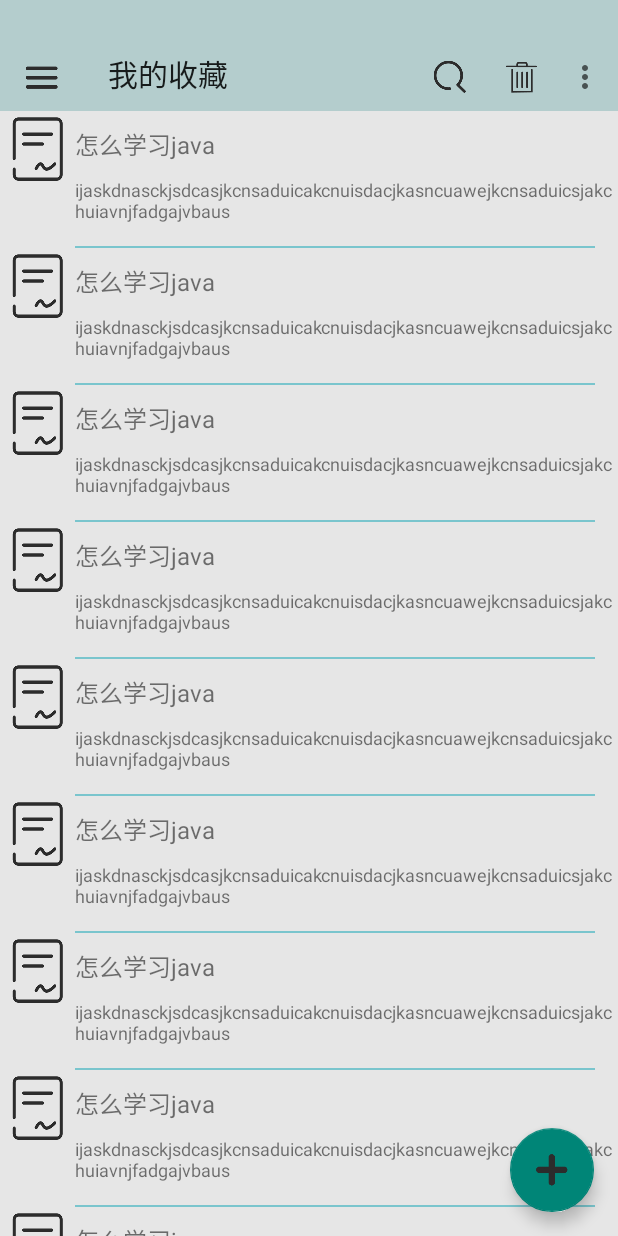
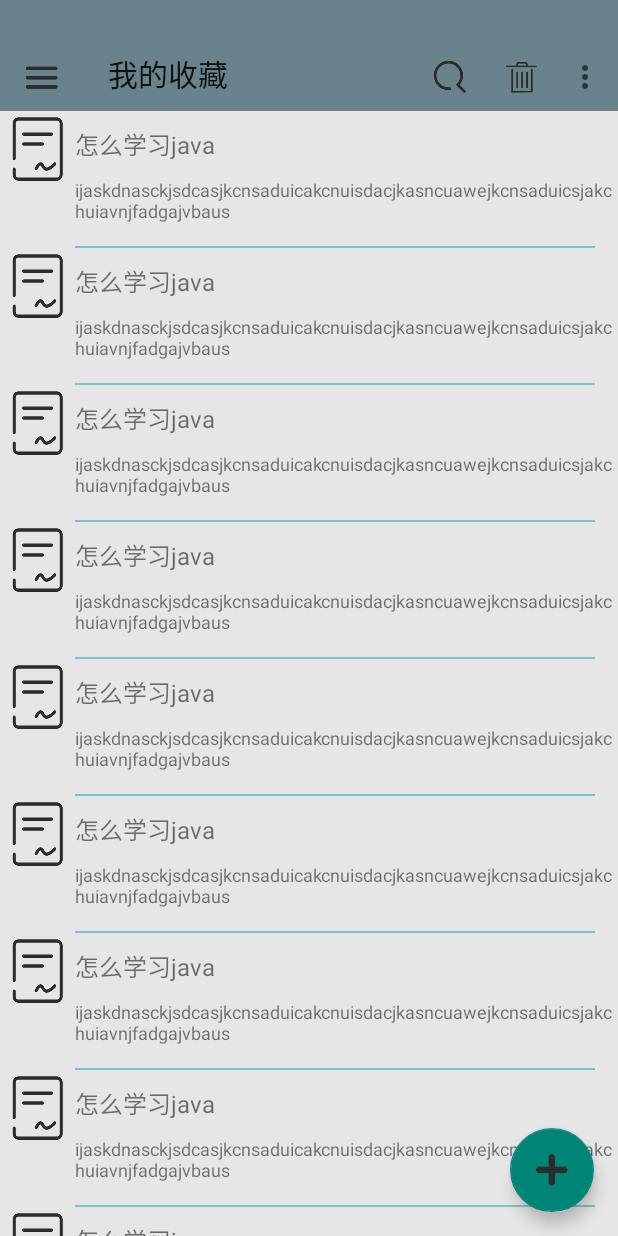
Before and after one commit to vivianluomin/CollectionElfin, an Android app: the screen it shows after launch (MainActivity), on a phone screen of 412 x 824 dp. Run offline under Robolectric (Android 15) with nearby library versions, the phone set to English and light mode, and no system bars.

Commit message:
修改UI创建activity

```diff
--- a/app/src/main/java/com/example/asus1/collectionelfin/activities/FloatingActivity.java
+++ b/app/src/main/java/com/example/asus1/collectionelfin/activities/FloatingActivity.java
@@ -9,7 +9,7 @@ import android.widget.RelativeLayout;
 
 import com.example.asus1.collectionelfin.R;
 
-public class FloatingActivity extends AppCompatActivity implements View.OnClickListener{
+public class FloatingActivity extends BaseActivity implements View.OnClickListener{
     private ImageButton file;
     private ImageButton write;
     RelativeLayout llayout;
--- /dev/null
+++ b/app/src/main/res/drawable/bg_click.xml
@@ -0,0 +1,15 @@
+<?xml version="1.0" encoding="utf-8"?>
+<selector xmlns:android="http://schemas.android.com/apk/res/android">
+
+    <item android:state_checked="true"
+        >
+        <color android:color="@color/color_00c3d1"/>
+
+    </item>
+
+    <item>
+
+        <color android:color="@color/white"/>
+    </item>
+
+</selector>
--- a/app/src/main/res/layout/activity_main.xml
+++ b/app/src/main/res/layout/activity_main.xml
@@ -18,7 +18,7 @@
             android:layout_width="match_parent"
             android:layout_height="74dp"
             android:paddingTop="24dp"
-            android:background="@color/color_mian_bule"
+            android:background="@color/top_bar"
             app:subtitleTextColor="#fff"
             app:navigationIcon="@mipmap/ic_toobal_left"
             app:title="@string/myCollection" />
@@ -53,7 +53,9 @@
         android:layout_gravity="start"
         android:background="@color/white"
         app:headerLayout="@layout/navi_head"
-        app:menu="@menu/menu_drawer"/>
+        app:menu="@menu/menu_drawer"
+        app:itemBackground="@drawable/bg_click"
+        />
 
     <!-- android:layout_gravity start或left把窗口隐藏到界面左边，end或right隐藏到右边
         app:headerLayout 设置NavigationView的头布局
--- a/app/src/main/res/layout/navi_head.xml
+++ b/app/src/main/res/layout/navi_head.xml
@@ -3,7 +3,7 @@
     xmlns:android="http://schemas.android.com/apk/res/android"
     android:layout_width="match_parent"
     android:layout_height="match_parent"
-    android:background="?attr/colorPrimary"
+    android:background="@mipmap/bg_3"
     android:gravity="center"
     android:orientation="vertical"
     android:paddingBottom="50dp"
@@ -22,6 +22,6 @@
         android:layout_height="wrap_content"
         android:layout_marginTop="5dp"
         android:text="点击头像登录"
-        android:textColor="#292421"
+        android:textColor="@color/white"
         />
 </LinearLayout>
--- a/app/src/main/res/menu/menu_drawer.xml
+++ b/app/src/main/res/menu/menu_drawer.xml
@@ -1,14 +1,17 @@
 <?xml version="1.0" encoding="utf-8"?>
-<menu xmlns:android="http://schemas.android.com/apk/res/android">
+<menu xmlns:android="http://schemas.android.com/apk/res/android"
+    >
 
-    <group android:checkableBehavior="single">
+    <group android:checkableBehavior="single"
+        >
         <item
             android:id="@+id/menu_mon"
-            android:icon="@mipmap/ic_launcher"
+            android:icon="@mipmap/ic_collection"
+            android:checked="true"
             android:title="@string/myCollection"/>
         <item
             android:id="@+id/menu_tues"
-            android:icon="@mipmap/ic_launcher"
+            android:icon="@mipmap/ic_notebook"
             android:title="@string/myBook"/>
         <item
             android:id="@+id/menu_wed"
@@ -24,17 +27,5 @@
             android:title="Fri"/>
     </group>
 
-    <!--二级菜单-->
-    <item android:title="weekend">
-        <menu>
-            <item
-                android:id="@+id/menu_sat"
-                android:icon="@mipmap/ic_launcher"
-                android:title="Sat"/>
-            <item
-                android:id="@+id/menu_sun"
-                android:icon="@mipmap/ic_launcher"
-                android:title="Sun"/>
-        </menu>
-    </item>
+
 </menu>
```
Also changed, not shown: app/src/main/AndroidManifest.xml (+6 -10 lines), app/src/main/java/com/example/asus1/collectionelfin/activities/ArticleActivity.java (added, +27 -0 lines), app/src/main/java/com/example/asus1/collectionelfin/activities/MainActivity.java (+2 -6 lines), app/src/main/res/layout/activity_article.xml (added, +38 -0 lines), app/src/main/res/mipmap-xxhdpi/bg_3.png (added), 1 other file.
